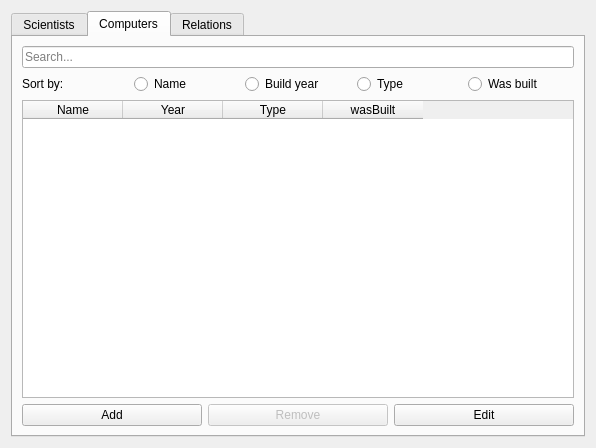
Old version of the form gui/list/listgui.ui in the repository HelgiThomas/Verklegt31.
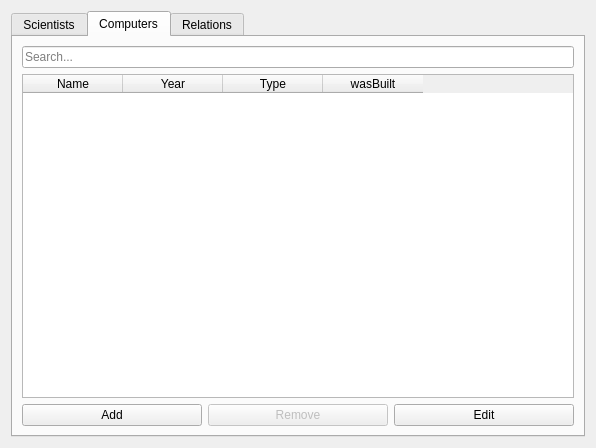
New version of the form. The open tabs and pages were chosen to show the change.

Commit message: Edir in forms

Diff of the .ui file:
```diff
--- a/gui/list/listgui.ui
+++ b/gui/list/listgui.ui
@@ -139,45 +139,6 @@
          </property>
         </widget>
        </item>
-       <item>
-        <layout class="QHBoxLayout" name="horizontalLayout_3">
-         <item>
-          <widget class="QLabel" name="label_2">
-           <property name="text">
-            <string>Sort by:</string>
-           </property>
-          </widget>
-         </item>
-         <item>
-          <widget class="QRadioButton" name="rbutton_sortCompByName">
-           <property name="text">
-            <string>Name</string>
-           </property>
-          </widget>
-         </item>
-         <item>
-          <widget class="QRadioButton" name="rbutton_sortCompByBuildYear">
-           <property name="text">
-            <string>Build year</string>
-           </property>
-          </widget>
-         </item>
-         <item>
-          <widget class="QRadioButton" name="rbutton_sortCompByType">
-           <property name="text">
-            <string>Type</string>
-           </property>
-          </widget>
-         </item>
-         <item>
-          <widget class="QRadioButton" name="rbutton_sortCompByWasBuilt">
-           <property name="text">
-            <string>Was built</string>
-           </property>
-          </widget>
-         </item>
-        </layout>
-       </item>
        <item>
         <widget class="QTableWidget" name="table_computers">
          <column>
```
Left out of the diff: 66 changed lines with no effect on the pictures. The commit also changes 3 other files.
